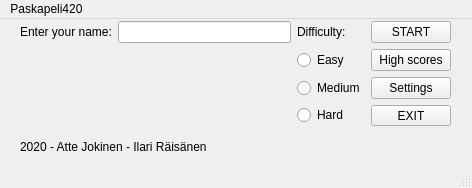
Old version of the form Game/mainwindow.ui in the repository Iledius/NysseGame.
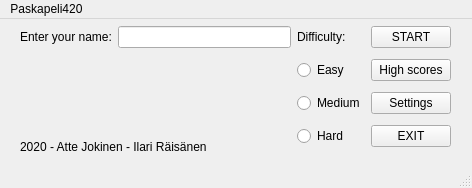
New version of the form.

```diff
--- a/Game/mainwindow.ui
+++ b/Game/mainwindow.ui
@@ -20,7 +20,7 @@
       <x>20</x>
       <y>2</y>
       <width>431</width>
-      <height>105</height>
+      <height>132</height>
      </rect>
     </property>
     <layout class="QGridLayout" name="gridLayout">
```
Left out of the diff: 8 changed lines with no effect on the pictures.
